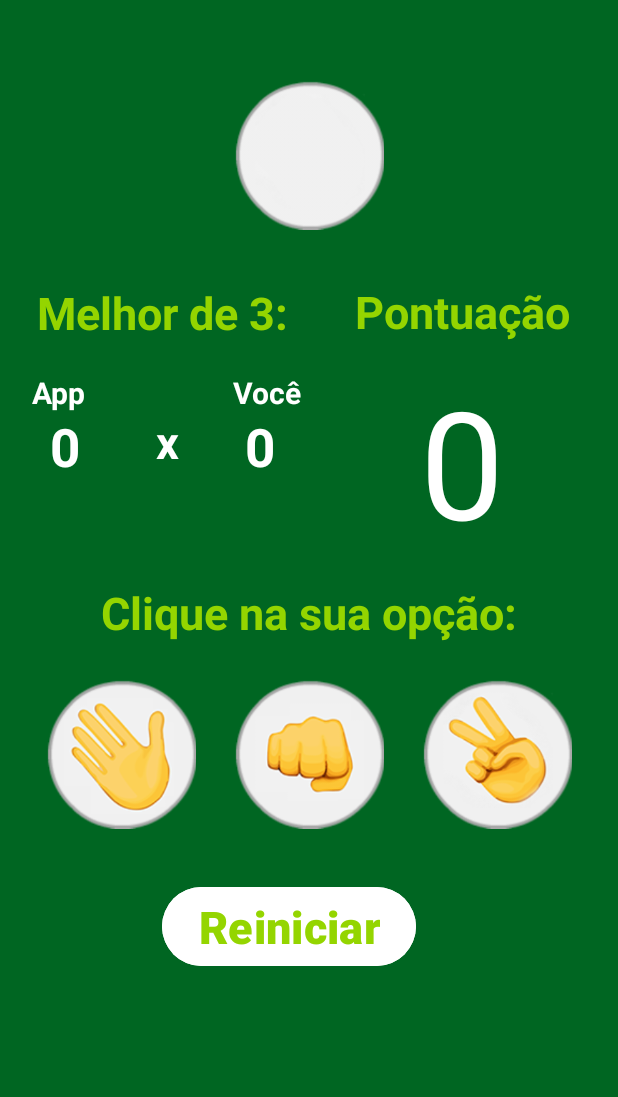
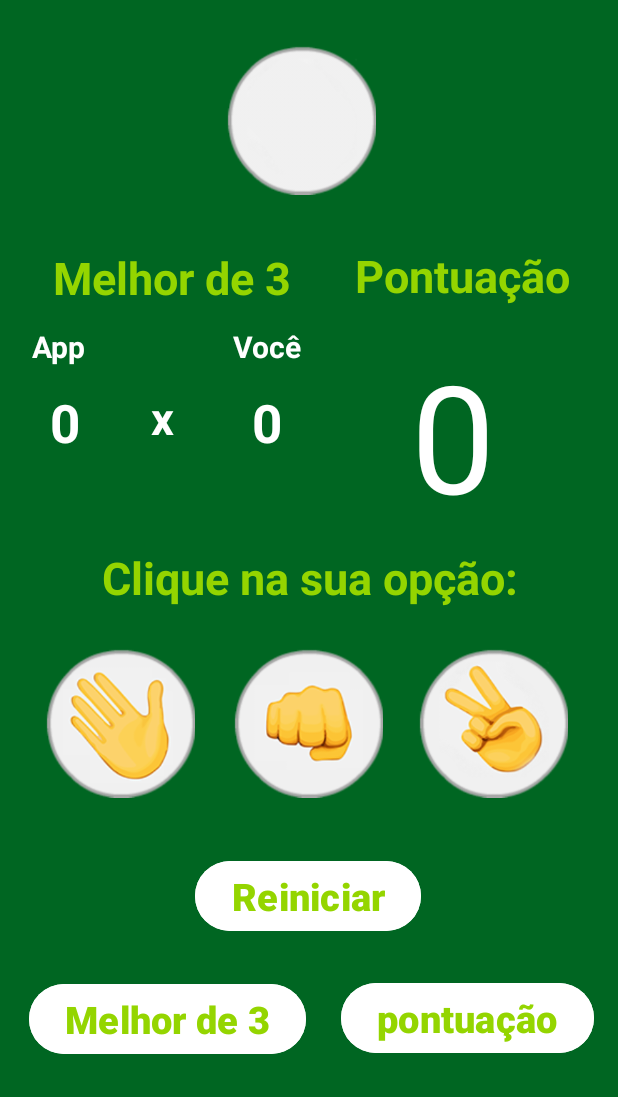
Before and after one commit to FreitasLopes/Jo-Ken-Po, an Android app: the screen it shows after launch (MainActivity), after a tap on "Reiniciar", on a phone screen of 412 x 824 dp, the part 139-1236 px from its top. Run offline under Robolectric (Android 15) with nearby library versions, the phone set to English and light mode, and no system bars.

Commit message:
atualizações modo de jogo
- adicionando a opção de escolha entre modo de jogo: melhor de tres ou pontuação corrida

```diff
--- a/05-Imagem/app/src/main/java/br/com/fecap/ccp/imagem/MainActivity.java
+++ b/05-Imagem/app/src/main/java/br/com/fecap/ccp/imagem/MainActivity.java
@@ -2,6 +2,7 @@ package br.com.fecap.ccp.imagem;
 
 import android.os.Bundle;
 import android.view.View;
+import android.widget.Button;
 import android.widget.ImageView;
 import android.widget.TextView;
 
@@ -17,6 +18,7 @@ public class MainActivity extends AppCompatActivity {
 
     private boolean pontuacaoFinal = false;  // Controla a contagem de pontos
 
+
     @Override
     protected void onCreate(Bundle savedInstanceState) {
         super.onCreate(savedInstanceState);
@@ -28,6 +30,11 @@ public class MainActivity extends AppCompatActivity {
             return insets;
         });
     }
+
+
+
+
+
     public void selectPapel(View view){
         this.opcaoSelecionada("papel");
     }
@@ -44,6 +51,8 @@ public class MainActivity extends AppCompatActivity {
         TextView textResultApp = findViewById(R.id.textResultApp);
         TextView textResultSelecao = findViewById(R.id.textResultSelecao);
         TextView textPontuacao = findViewById(R.id.textPontuacao);
+
+
 
         // extrai dos Objetos, recuperando a String que pompões:
         String resultApp = textResultApp.getText().toString();
@@ -73,6 +82,16 @@ public class MainActivity extends AppCompatActivity {
                 imagemResultado.setImageResource(R.drawable.tesoura);
                 break;
         }
+
+
+
+
+
+
+
+
+
+
         // Logica do Jogo J Ken P - Definir quem é o vencedor
         if (
                 (opcaoApp.equals("tesoura") && opcaoSelecionada.equals("papel")) ||
@@ -120,13 +139,21 @@ public class MainActivity extends AppCompatActivity {
             }
         }
     }
+
+
+
     public void reiniciar(View view){
         // Instanciamento dos Objetos ImagemView e TextView
         ImageView imagemResultado = findViewById(R.id.imagePadrao);
+        TextView textResultApp = findViewById(R.id.textResultApp);
         TextView textResultado = findViewById(R.id.textResultado);
-        TextView textResultApp = findViewById(R.id.textResultApp);
         TextView textResultSelecao = findViewById(R.id.textResultSelecao);
         TextView textPontuacao = findViewById(R.id.textPontuacao);
+       TextView appName = findViewById(R.id.textApp);
+        TextView nameVoce = findViewById(R.id.textVoce);
+        TextView textMelhorDe3 = findViewById(R.id.textNameMelhorDe3);
+        TextView textX = findViewById(R.id.textSimboloX);
+        TextView textNamePont = findViewById(R.id.textNamePontuacao);
 
         // Variáveis recebem dados para zerados
         imagemResultado.setImageResource(R.drawable.padrao);
@@ -134,11 +161,97 @@ public class MainActivity extends AppCompatActivity {
         textResultApp.setText("0");
         textResultSelecao.setText("0");
         textPontuacao.setText("0");
+
+        //exibir todos os modos de jogo
+        textResultSelecao.setTextColor(getResources().getColor(R.color.appFonte1));
+        textResultApp.setTextColor(getResources().getColor(R.color.appFonte1));
+        textPontuacao.setVisibility(View.VISIBLE);
+        textResultApp.setVisibility(View.VISIBLE);
+        textResultSelecao.setVisibility(View.VISIBLE);
+        appName.setVisibility(View.VISIBLE);
+        nameVoce.setVisibility(View.VISIBLE);
+        textMelhorDe3.setVisibility(View.VISIBLE);
+        textX.setVisibility(View.VISIBLE);
+        textNamePont.setVisibility(View.VISIBLE);
+        textPontuacao.setVisibility(View.VISIBLE);
+        textResultApp.setVisibility(View.VISIBLE);
+
+
+        // Reativa a contagem de pontos
+        pontuacaoFinal = false;
+
+    }
+
+
+
+
+
+
+    // logica para definir o modo do jogo JOKENPO
+
+    public void modoJogo(View view) {
+
+        // instanciando os objetos TextView
+        TextView textResultado = findViewById(R.id.textResultado);
+        TextView textPontuacao = findViewById(R.id.textPontuacao); // exibir pontuação
+        TextView textResultApp = findViewById(R.id.textResultApp); //  exibir resultado do app
+        TextView textResultSelecao = findViewById(R.id.textResultSelecao);
+        TextView textNamePont = findViewById(R.id.textNamePontuacao);
+        TextView appName = findViewById(R.id.textApp);
+        TextView nameVoce = findViewById(R.id.textVoce);
+        TextView textMelhorDe3 = findViewById(R.id.textNameMelhorDe3);
+        TextView textX = findViewById(R.id.textSimboloX);
+
+
+        // reiniciando os valores
+        textResultApp.setText("0");
+        textResultSelecao.setText("0");
+        textPontuacao.setText("0");
+        textResultado.setText(R.string.appTextoResultado);
         textResultSelecao.setTextColor(getResources().getColor(R.color.appFonte1));
         textResultApp.setTextColor(getResources().getColor(R.color.appFonte1));
 
         // Reativa a contagem de pontos
         pontuacaoFinal = false;
+
+
+
+        // ver qual botao foi escolhido.
+        if (view.getId() == R.id.btnMelhorDe3) {
+
+        // adicona o modo melhor de tres na tela e esconde a pontuação corrida
+            textPontuacao.setVisibility(View.GONE);
+           textNamePont.setVisibility(View.GONE);
+            textResultApp.setVisibility(View.VISIBLE);
+            textPontuacao.setVisibility(View.GONE);
+            textResultApp.setVisibility(View.VISIBLE);
+            textResultSelecao.setVisibility(View.VISIBLE);
+            appName.setVisibility(View.VISIBLE);
+            nameVoce.setVisibility(View.VISIBLE);
+            textMelhorDe3.setVisibility(View.VISIBLE);
+            textX.setVisibility(View.VISIBLE);
+
+        // Se o botão Pontuação Corrida for clicado
+        } else if (view.getId() == R.id.btnPontCorrida) {
+
+            // adicionando o modo de pontuação corrida e escondendo o de melhor de 3
+            textNamePont.setVisibility(View.VISIBLE);
+            textPontuacao.setVisibility(View.VISIBLE);
+            textResultApp.setVisibility(View.GONE);
+            textResultSelecao.setVisibility(View.GONE);
+            appName.setVisibility(View.GONE);
+            nameVoce.setVisibility(View.GONE);
+            textMelhorDe3.setVisibility(View.GONE);
+            textX.setVisibility(View.GONE);
+
+        }
     }
 
+
+
+
+
+
+
+
 }
--- a/05-Imagem/app/src/main/res/layout/activity_main.xml
+++ b/05-Imagem/app/src/main/res/layout/activity_main.xml
@@ -14,14 +14,14 @@
         android:layout_height="100dp"
         app:layout_constraintBottom_toBottomOf="parent"
         app:layout_constraintEnd_toEndOf="parent"
-        app:layout_constraintHorizontal_bias="0.501"
+        app:layout_constraintHorizontal_bias="0.482"
         app:layout_constraintStart_toStartOf="parent"
         app:layout_constraintTop_toTopOf="parent"
-        app:layout_constraintVertical_bias="0.202"
+        app:layout_constraintVertical_bias="0.169"
         app:srcCompat="@drawable/padrao" />
 
     <TextView
-        android:id="@+id/textView"
+        android:id="@+id/textNameMelhorDe3"
         android:layout_width="173dp"
         android:layout_height="44dp"
         android:text="@string/appMelhor3"
@@ -31,13 +31,13 @@
         android:textStyle="bold"
         app:layout_constraintBottom_toBottomOf="parent"
         app:layout_constraintEnd_toEndOf="parent"
-        app:layout_constraintHorizontal_bias="0.09"
+        app:layout_constraintHorizontal_bias="0.117"
         app:layout_constraintStart_toStartOf="parent"
         app:layout_constraintTop_toTopOf="parent"
-        app:layout_constraintVertical_bias="0.36" />
+        app:layout_constraintVertical_bias="0.33" />
 
     <TextView
-        android:id="@+id/textView8"
+        android:id="@+id/textSimboloX"
         android:layout_width="45dp"
         android:layout_height="45dp"
         android:text="x"
@@ -47,10 +47,10 @@
         android:textStyle="bold"
         app:layout_constraintBottom_toBottomOf="parent"
         app:layout_constraintEnd_toEndOf="parent"
-        app:layout_constraintHorizontal_bias="0.241"
+        app:layout_constraintHorizontal_bias="0.232"
         app:layout_constraintStart_toStartOf="parent"
         app:layout_constraintTop_toTopOf="parent"
-        app:layout_constraintVertical_bias="0.471" />
+        app:layout_constraintVertical_bias="0.45" />
 
     <TextView
         android:id="@+id/textResultSelecao"
@@ -63,10 +63,10 @@
         android:textStyle="bold"
         app:layout_constraintBottom_toBottomOf="parent"
         app:layout_constraintEnd_toEndOf="parent"
-        app:layout_constraintHorizontal_bias="0.41"
+        app:layout_constraintHorizontal_bias="0.423"
         app:layout_constraintStart_toStartOf="parent"
         app:layout_constraintTop_toTopOf="parent"
-        app:layout_constraintVertical_bias="0.471" />
+        app:layout_constraintVertical_bias="0.45" />
 
     <TextView
         android:id="@+id/textResultApp"
@@ -82,7 +82,7 @@
         app:layout_constraintHorizontal_bias="0.057"
         app:layout_constraintStart_toStartOf="parent"
         app:layout_constraintTop_toTopOf="parent"
-        app:layout_constraintVertical_bias="0.471" />
+        app:layout_constraintVertical_bias="0.45" />
 
     <TextView
         android:id="@+id/textResultado"
@@ -94,9 +94,10 @@
         android:textStyle="bold"
         app:layout_constraintBottom_toBottomOf="parent"
         app:layout_constraintEnd_toEndOf="parent"
+        app:layout_constraintHorizontal_bias="0.507"
         app:layout_constraintStart_toStartOf="parent"
         app:layout_constraintTop_toTopOf="parent"
-        app:layout_constraintVertical_bias="0.614" />
+        app:layout_constraintVertical_bias="0.584" />
 
     <ImageView
         android:id="@+id/imagePapel"
@@ -107,10 +108,10 @@
         android:soundEffectsEnabled="true"
         app:layout_constraintBottom_toBottomOf="parent"
         app:layout_constraintEnd_toEndOf="parent"
-        app:layout_constraintHorizontal_bias="0.098"
+        app:layout_constraintHorizontal_bias="0.096"
         app:layout_constraintStart_toStartOf="parent"
         app:layout_constraintTop_toTopOf="parent"
-        app:layout_constraintVertical_bias="0.753"
+        app:layout_constraintVertical_bias="0.725"
         app:srcCompat="@drawable/papel" />
 
     <ImageView
@@ -121,11 +122,13 @@
         android:onClick="selectPedra"
         app:layout_constraintBottom_toBottomOf="parent"
         app:layout_constraintEnd_toEndOf="parent"
-        app:layout_constraintHorizontal_bias="0.501"
+        app:layout_constraintHorizontal_bias="0.498"
         app:layout_constraintStart_toStartOf="parent"
         app:layout_constraintTop_toTopOf="parent"
-        app:layout_constraintVertical_bias="0.753"
+        app:layout_constraintVertical_bias="0.725"
         app:srcCompat="@drawable/pedra" />
+
+    <!-- Texto Título -->
 
     <ImageView
         android:id="@+id/imageTesoura"
@@ -135,13 +138,12 @@
         android:onClick="selectTesoura"
         app:layout_constraintBottom_toBottomOf="parent"
         app:layout_constraintEnd_toEndOf="parent"
-        app:layout_constraintHorizontal_bias="0.901"
+        app:layout_constraintHorizontal_bias="0.893"
         app:layout_constraintStart_toStartOf="parent"
         app:layout_constraintTop_toTopOf="parent"
-        app:layout_constraintVertical_bias="0.753"
+        app:layout_constraintVertical_bias="0.725"
         app:srcCompat="@drawable/tesoura" />
 
-    <!-- Texto Título -->
     <TextView
         android:id="@+id/textTitulo"
         android:layout_width="wrap_content"
@@ -163,17 +165,17 @@
         android:layout_height="130dp"
         android:text="0"
         android:textAlignment="center"
+        android:textColor="@color/appFonte1"
         android:textSize="100dp"
-        android:textColor="@color/appFonte1"
         app:layout_constraintBottom_toBottomOf="parent"
         app:layout_constraintEnd_toEndOf="parent"
-        app:layout_constraintHorizontal_bias="0.90"
+        app:layout_constraintHorizontal_bias="0.877"
         app:layout_constraintStart_toStartOf="parent"
         app:layout_constraintTop_toTopOf="parent"
-        app:layout_constraintVertical_bias="0.48" />
+        app:layout_constraintVertical_bias="0.455" />
 
     <TextView
-        android:id="@+id/textView3"
+        android:id="@+id/textNamePontuacao"
         android:layout_width="157dp"
         android:layout_height="45dp"
         android:text="@string/appTextoPontuação"
@@ -183,10 +185,10 @@
         android:textStyle="bold"
         app:layout_constraintBottom_toBottomOf="parent"
         app:layout_constraintEnd_toEndOf="parent"
-        app:layout_constraintHorizontal_bias="0.90"
+        app:layout_constraintHorizontal_bias="0.901"
         app:layout_constraintStart_toStartOf="parent"
         app:layout_constraintTop_toTopOf="parent"
-        app:layout_constraintVertical_bias="0.36" />
+        app:layout_constraintVertical_bias="0.329" />
 
     <Button
         android:id="@+id/btnReiniciar"
@@ -197,14 +199,14 @@
         android:text="@string/appBotao"
         android:textAlignment="center"
         android:textColor="@color/appFonte2"
-        android:textSize="30sp"
+        android:textSize="25sp"
         android:textStyle="bold"
         app:layout_constraintBottom_toBottomOf="parent"
         app:layout_constraintEnd_toEndOf="parent"
-        app:layout_constraintHorizontal_bias="0.446"
+        app:layout_constraintHorizontal_bias="0.497"
         app:layout_constraintStart_toStartOf="parent"
         app:layout_constraintTop_toTopOf="parent"
-        app:layout_constraintVertical_bias="0.891" />
+        app:layout_constraintVertical_bias="0.861" />
 
     <TextView
         android:id="@+id/textApp"
@@ -219,7 +221,7 @@
         app:layout_constraintHorizontal_bias="0.056"
         app:layout_constraintStart_toStartOf="parent"
         app:layout_constraintTop_toTopOf="parent"
-        app:layout_constraintVertical_bias="0.428" />
+        app:layout_constraintVertical_bias="0.389" />
 
     <TextView
         android:id="@+id/textVoce"
@@ -231,11 +233,46 @@
         android:textStyle="bold"
         app:layout_constraintBottom_toBottomOf="parent"
         app:layout_constraintEnd_toEndOf="parent"
-        app:layout_constraintHorizontal_bias="0.425"
+        app:layout_constraintHorizontal_bias="0.424"
         app:layout_constraintStart_toStartOf="parent"
         app:layout_constraintTop_toTopOf="parent"
-        app:layout_constraintVertical_bias="0.428" />
+        app:layout_constraintVertical_bias="0.389" />
 
+    <Button
+        android:id="@+id/btnMelhorDe3"
+        android:layout_width="wrap_content"
+        android:layout_height="wrap_content"
+        android:backgroundTint="@color/appBotao"
+        android:onClick="modoJogo"
+        android:text="Melhor de 3"
+        android:textAlignment="center"
+        android:textColor="@color/appFonte2"
+        android:textSize="25sp"
+        android:textStyle="bold"
+        app:layout_constraintBottom_toBottomOf="parent"
+        app:layout_constraintEnd_toEndOf="parent"
+        app:layout_constraintHorizontal_bias="0.085"
+        app:layout_constraintStart_toStartOf="parent"
+        app:layout_constraintTop_toTopOf="parent"
+        app:layout_constraintVertical_bias="0.968" />
+
+    <Button
+        android:id="@+id/btnPontCorrida"
+        android:layout_width="wrap_content"
+        android:layout_height="wrap_content"
+        android:backgroundTint="@color/appBotao"
+        android:onClick="modoJogo"
+        android:text="pontuação"
+        android:textAlignment="center"
+        android:textColor="@color/appFonte2"
+        android:textSize="25sp"
+        android:textStyle="bold"
+        app:layout_constraintBottom_toBottomOf="parent"
+        app:layout_constraintEnd_toEndOf="parent"
+        app:layout_constraintHorizontal_bias="0.933"
+        app:layout_constraintStart_toStartOf="parent"
+        app:layout_constraintTop_toTopOf="parent"
+        app:layout_constraintVertical_bias="0.967" />
 
 
 </androidx.constraintlayout.widget.ConstraintLayout>
--- a/05-Imagem/app/src/main/res/values/appValues.xml
+++ b/05-Imagem/app/src/main/res/values/appValues.xml
@@ -3,7 +3,7 @@
     <!-- String do Projeto -->
     <string name = "appTextoTitulo">JO-KEN-PO PLAY</string>
     <string name="appTextoResultado">Clique na sua opção:</string>
-    <string name="appMelhor3">Melhor de 3:</string>
+    <string name="appMelhor3">Melhor de 3</string>
     <string name="appTextoApp3">App venceu melhor de 3</string>
     <string name="appTextSelec3">Você venceu melhor de 3</string>
     <string name="appTextoVocê">Você</string>
--- a/05-Imagem/settings.gradle
+++ b/05-Imagem/settings.gradle
@@ -12,7 +12,7 @@ pluginManagement {
     }
 }
 dependencyResolutionManagement {
-    repositoriesMode.set(RepositoriesMode.FAIL_ON_PROJECT_REPOS)
+  //  repositoriesMode.set(RepositoriesMode.FAIL_ON_PROJECT_REPOS)
     repositories {
         google()
         mavenCentral()
```
